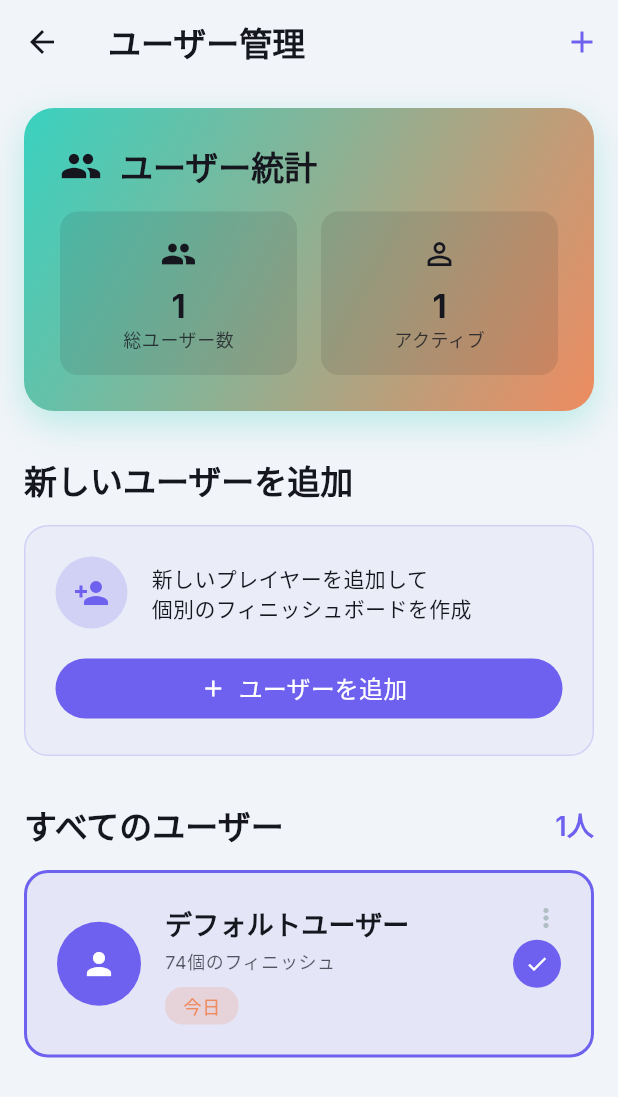
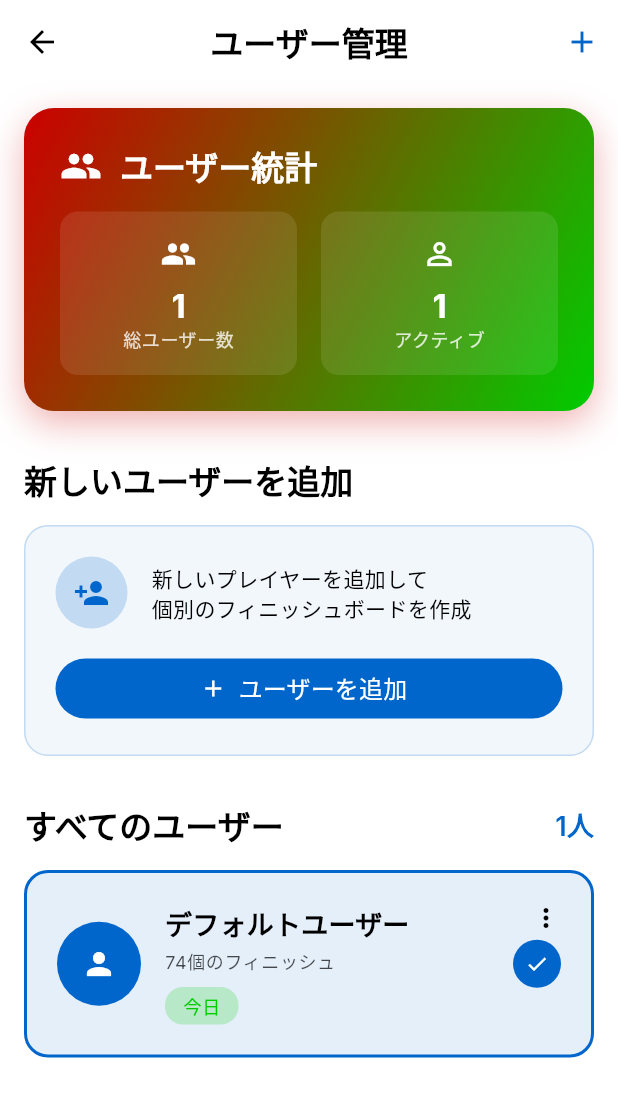
Before and after one commit to ken-ty/darts, a Flutter app: the screen it shows after launch, after a tap on "新規作成", on a phone screen of 412 x 824 dp. Shown: the top 1097 px of the screen. Run offline on Flutter 3.47's test engine with Material 3 defaults, Android fonts, the phone set to English and light mode, and no system bars; our stand-ins replace google_fonts, hooks_riverpod, shared_preferences; accounts and stored records are empty.

Commit message:
feat: Theme変更

```diff
--- a/lib/theme.dart
+++ b/lib/theme.dart
@@ -1,162 +1,251 @@
 import 'package:flutter/material.dart';
 import 'package:google_fonts/google_fonts.dart';
+
+// DARTS LIVE の的の色
+// 青: #0066CC (ブルー)
+// 赤: #CC0000 (レッド)
+// 緑: #00CC00 (グリーン)
+// 黒: #000000 (ブラック)
+// 白: #FFFFFF (ホワイト)
 
 ThemeData get lightTheme => ThemeData(
   useMaterial3: true,
   colorScheme: ColorScheme.light(
-        primary: const Color(0xFF6F61EF),
-        secondary: const Color(0xFF39D2C0),
-        tertiary: const Color(0xFFEE8B60),
-        surface: const Color(0xFFF1F4F8),
-        error: const Color(0xFFFF5963),
-        onPrimary: const Color(0xFFFFFFFF),
-        onSecondary: const Color(0xFF15161E),
-        onTertiary: const Color(0xFF15161E),
-        onSurface: const Color(0xFF15161E),
-        onError: const Color(0xFFFFFFFF),
-        outline: const Color(0xFFB0BEC5),
+    primary: const Color(0xFF0066CC), // ブルー
+    secondary: const Color(0xFFCC0000), // レッド
+    tertiary: const Color(0xFF00CC00), // グリーン
+    surface: const Color(0xFFFFFFFF), // ライトグレー
+    error: const Color(0xFFCC0000), // レッド
+    onPrimary: const Color(0xFFFFFFFF), // ホワイト
+    onSecondary: const Color(0xFFFFFFFF), // ホワイト
+    onTertiary: const Color(0xFF000000), // ブラック
+    onSurface: const Color(0xFF000000), // ブラック
+    onError: const Color(0xFFFFFFFF), // ホワイト
+    outline: const Color(0xFF000000), // ブラック
+    surfaceContainerHighest: const Color(0xFFE0E0E0), // ライトグレー
+    onSurfaceVariant: const Color(0xFF000000), // ブラック
   ),
   brightness: Brightness.light,
   textTheme: TextTheme(
     displayLarge: GoogleFonts.inter(
       fontSize: 57.0,
-          fontWeight: FontWeight.normal,
+      fontWeight: FontWeight.bold,
+      color: const Color(0xFF000000),
     ),
     displayMedium: GoogleFonts.inter(
       fontSize: 45.0,
-          fontWeight: FontWeight.normal,
+      fontWeight: FontWeight.bold,
+      color: const Color(0xFF000000),
     ),
     displaySmall: GoogleFonts.inter(
       fontSize: 36.0,
       fontWeight: FontWeight.w600,
+      color: const Color(0xFF0066CC),
     ),
     headlineLarge: GoogleFonts.inter(
       fontSize: 32.0,
-          fontWeight: FontWeight.normal,
+      fontWeight: FontWeight.bold,
+      color: const Color(0xFF000000),
     ),
     headlineMedium: GoogleFonts.inter(
       fontSize: 24.0,
-          fontWeight: FontWeight.w500,
+      fontWeight: FontWeight.w600,
+      color: const Color(0xFF0066CC),
     ),
     headlineSmall: GoogleFonts.inter(
       fontSize: 22.0,
       fontWeight: FontWeight.bold,
+      color: const Color(0xFFCC0000),
     ),
     titleLarge: GoogleFonts.inter(
       fontSize: 22.0,
-          fontWeight: FontWeight.w500,
+      fontWeight: FontWeight.w600,
+      color: const Color(0xFF000000),
     ),
     titleMedium: GoogleFonts.inter(
       fontSize: 18.0,
       fontWeight: FontWeight.w500,
+      color: const Color(0xFF0066CC),
     ),
     titleSmall: GoogleFonts.inter(
       fontSize: 16.0,
       fontWeight: FontWeight.w500,
+      color: const Color(0xFF000000),
     ),
     labelLarge: GoogleFonts.inter(
       fontSize: 16.0,
       fontWeight: FontWeight.w500,
+      color: const Color(0xFF000000),
     ),
     labelMedium: GoogleFonts.inter(
       fontSize: 14.0,
       fontWeight: FontWeight.w500,
+      color: const Color(0xFF000000),
     ),
     labelSmall: GoogleFonts.inter(
       fontSize: 12.0,
       fontWeight: FontWeight.w500,
+      color: const Color(0xFF000000),
     ),
     bodyLarge: GoogleFonts.inter(
       fontSize: 16.0,
       fontWeight: FontWeight.normal,
+      color: const Color(0xFF000000),
     ),
     bodyMedium: GoogleFonts.inter(
       fontSize: 14.0,
       fontWeight: FontWeight.normal,
+      color: const Color(0xFF000000),
     ),
     bodySmall: GoogleFonts.inter(
       fontSize: 12.0,
       fontWeight: FontWeight.normal,
+      color: const Color(0xFF000000),
     ),
+  ),
+  appBarTheme: AppBarTheme(
+    backgroundColor: const Color(0xFF0066CC),
+    foregroundColor: const Color(0xFFFFFFFF),
+    elevation: 0,
+    centerTitle: true,
+    titleTextStyle: GoogleFonts.inter(
+      fontSize: 20.0,
+      fontWeight: FontWeight.bold,
+      color: const Color(0xFFFFFFFF),
+    ),
+  ),
+  elevatedButtonTheme: ElevatedButtonThemeData(
+    style: ElevatedButton.styleFrom(
+      backgroundColor: const Color(0xFF0066CC),
+      foregroundColor: const Color(0xFFFFFFFF),
+      elevation: 2,
+      shape: RoundedRectangleBorder(borderRadius: BorderRadius.circular(8)),
+    ),
+  ),
+  cardTheme: CardThemeData(
+    color: const Color(0xFFFFFFFF),
+    elevation: 2,
+    shape: RoundedRectangleBorder(borderRadius: BorderRadius.circular(12)),
   ),
 );
 
 ThemeData get darkTheme => ThemeData(
   useMaterial3: true,
   colorScheme: ColorScheme.dark(
-        primary: const Color(0xFF6F61EF),
-        secondary: const Color(0xFF39D2C0),
-        tertiary: const Color(0xFFEE8B60),
-        surface: const Color(0xFF15161E),
-        error: const Color(0xFFFF5963),
-        onPrimary: const Color(0xFFFFFFFF),
-        onSecondary: const Color(0xFFE5E7EB),
-        onTertiary: const Color(0xFFE5E7EB),
-        onSurface: const Color(0xFFE5E7EB),
-        onError: const Color(0xFFFFFFFF),
-        outline: const Color(0xFF37474F),
+    primary: const Color(0xFF0066CC), // ブルー
+    secondary: const Color(0xFFCC0000), // レッド
+    tertiary: const Color(0xFF00CC00), // グリーン
+    surface: const Color(0xFF1A1A1A), // ブラック
+    error: const Color(0xFFCC0000), // レッド
+    onPrimary: const Color(0xFFFFFFFF), // ホワイト
+    onSecondary: const Color(0xFFFFFFFF), // ホワイト
+    onTertiary: const Color(0xFF000000), // ブラック
+    onSurface: const Color(0xFFFFFFFF), // ホワイト
+    onError: const Color(0xFFFFFFFF), // ホワイト
+    outline: const Color(0xFFFFFFFF), // ホワイト
+    surfaceContainerHighest: const Color(0xFF2A2A2A), // ダークグレー
+    onSurfaceVariant: const Color(0xFFFFFFFF), // ホワイト
   ),
   brightness: Brightness.dark,
   textTheme: TextTheme(
     displayLarge: GoogleFonts.inter(
       fontSize: 57.0,
-          fontWeight: FontWeight.normal,
+      fontWeight: FontWeight.bold,
+      color: const Color(0xFFFFFFFF),
     ),
     displayMedium: GoogleFonts.inter(
       fontSize: 45.0,
-          fontWeight: FontWeight.normal,
+      fontWeight: FontWeight.bold,
+      color: const Color(0xFFFFFFFF),
     ),
     displaySmall: GoogleFonts.inter(
       fontSize: 36.0,
       fontWeight: FontWeight.w600,
+      color: const Color(0xFF0066CC),
     ),
     headlineLarge: GoogleFonts.inter(
       fontSize: 32.0,
-          fontWeight: FontWeight.normal,
+      fontWeight: FontWeight.bold,
+      color: const Color(0xFFFFFFFF),
     ),
     headlineMedium: GoogleFonts.inter(
       fontSize: 24.0,
-          fontWeight: FontWeight.w500,
+      fontWeight: FontWeight.w600,
+      color: const Color(0xFF0066CC),
     ),
     headlineSmall: GoogleFonts.inter(
       fontSize: 22.0,
       fontWeight: FontWeight.bold,
+      color: const Color(0xFFCC0000),
     ),
     titleLarge: GoogleFonts.inter(
       fontSize: 22.0,
-          fontWeight: FontWeight.w500,
+      fontWeight: FontWeight.w600,
+      color: const Color(0xFFFFFFFF),
     ),
     titleMedium: GoogleFonts.inter(
       fontSize: 18.0,
       fontWeight: FontWeight.w500,
+      color: const Color(0xFF0066CC),
     ),
     titleSmall: GoogleFonts.inter(
       fontSize: 16.0,
       fontWeight: FontWeight.w500,
+      color: const Color(0xFFFFFFFF),
     ),
     labelLarge: GoogleFonts.inter(
       fontSize: 16.0,
       fontWeight: FontWeight.w500,
+      color: const Color(0xFFFFFFFF),
     ),
     labelMedium: GoogleFonts.inter(
       fontSize: 14.0,
       fontWeight: FontWeight.w500,
+      color: const Color(0xFFFFFFFF),
     ),
     labelSmall: GoogleFonts.inter(
       fontSize: 12.0,
       fontWeight: FontWeight.w500,
+      color: const Color(0xFFFFFFFF),
     ),
     bodyLarge: GoogleFonts.inter(
       fontSize: 16.0,
       fontWeight: FontWeight.normal,
+      color: const Color(0xFFFFFFFF),
     ),
     bodyMedium: GoogleFonts.inter(
       fontSize: 14.0,
       fontWeight: FontWeight.normal,
+      color: const Color(0xFFFFFFFF),
     ),
     bodySmall: GoogleFonts.inter(
       fontSize: 12.0,
       fontWeight: FontWeight.normal,
+      color: const Color(0xFFFFFFFF),
     ),
   ),
+  appBarTheme: AppBarTheme(
+    backgroundColor: const Color(0xFF000000),
+    foregroundColor: const Color(0xFFFFFFFF),
+    elevation: 0,
+    centerTitle: true,
+    titleTextStyle: GoogleFonts.inter(
+      fontSize: 20.0,
+      fontWeight: FontWeight.bold,
+      color: const Color(0xFFFFFFFF),
+    ),
+  ),
+  elevatedButtonTheme: ElevatedButtonThemeData(
+    style: ElevatedButton.styleFrom(
+      backgroundColor: const Color(0xFF0066CC),
+      foregroundColor: const Color(0xFFFFFFFF),
+      elevation: 2,
+      shape: RoundedRectangleBorder(borderRadius: BorderRadius.circular(8)),
+    ),
+  ),
+  cardTheme: CardThemeData(
+    color: const Color(0xFF1A1A1A),
+    elevation: 2,
+    shape: RoundedRectangleBorder(borderRadius: BorderRadius.circular(12)),
+  ),
 );
```
Lines whose indentation alone changed are shown as unchanged.
